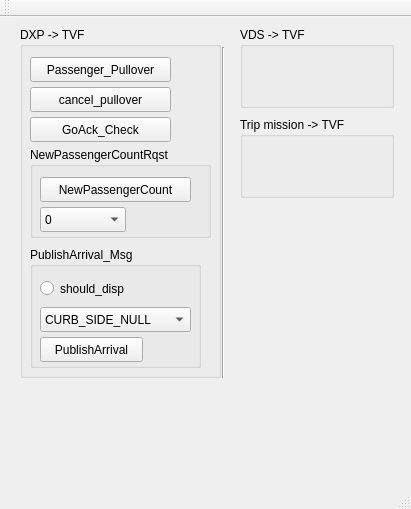
davidjie1949/SOA_APP, file mainwindow.ui: the form before one commit.
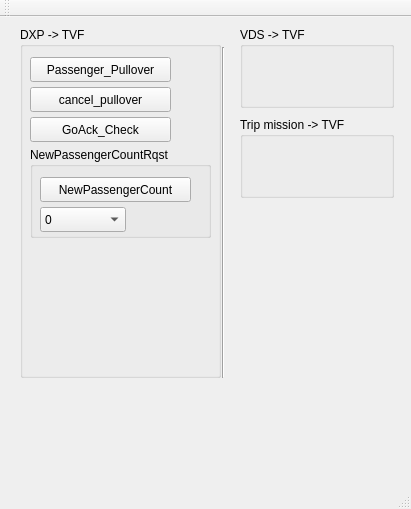
The form after the commit.

Commit message: deleted publishArrival msg and ui

The edit to the form file:
```diff
--- a/mainwindow.ui
+++ b/mainwindow.ui
@@ -26,80 +26,6 @@
     <property name="title">
      <string>DXP -&gt; TVF</string>
     </property>
-    <widget class="QGroupBox" name="PublishArrival_Msg">
-     <property name="geometry">
-      <rect>
-       <x>10</x>
-       <y>220</y>
-       <width>171</width>
-       <height>121</height>
-      </rect>
-     </property>
-     <property name="title">
-      <string>PublishArrival_Msg</string>
-     </property>
-     <widget class="QPushButton" name="PublishArrival">
-      <property name="geometry">
-       <rect>
-        <x>10</x>
-        <y>90</y>
-        <width>103</width>
-        <height>25</height>
-       </rect>
-      </property>
-      <property name="text">
-       <string>PublishArrival</string>
-      </property>
-     </widget>
-     <widget class="QRadioButton" name="should_disp">
-      <property name="geometry">
-       <rect>
-        <x>10</x>
-        <y>30</y>
-        <width>112</width>
-        <height>23</height>
-       </rect>
-      </property>
-      <property name="text">
-       <string>should_disp</string>
-      </property>
-     </widget>
-     <widget class="QComboBox" name="curbside">
-      <property name="geometry">
-       <rect>
-        <x>10</x>
-        <y>60</y>
-        <width>151</width>
-        <height>25</height>
-       </rect>
-      </property>
-      <item>
-       <property name="text">
-        <string>CURB_SIDE_NULL</string>
-       </property>
-      </item>
-      <item>
-       <property name="text">
-        <string>CURB_SIDE_LEFT</string>
-       </property>
-      </item>
-      <item>
-       <property name="text">
-        <string>CURB_SIDE_RIGHT</string>
-       </property>
-      </item>
-      <item>
-       <property name="text">
-        <string>CURB_SIDE_BOTH</string>
-       </property>
-      </item>
-      <item>
-       <property name="text">
-        <string>CURB_SIDE_NEITHER</string>
-       </property>
-      </item>
-     </widget>
-    </widget>
     <widget class="QGroupBox" name="groupBox_6">
      <property name="geometry">
       <rect>
```
Left out of the diff: 3 changed lines with no effect on the pictures. The commit also changes 2 other files.
